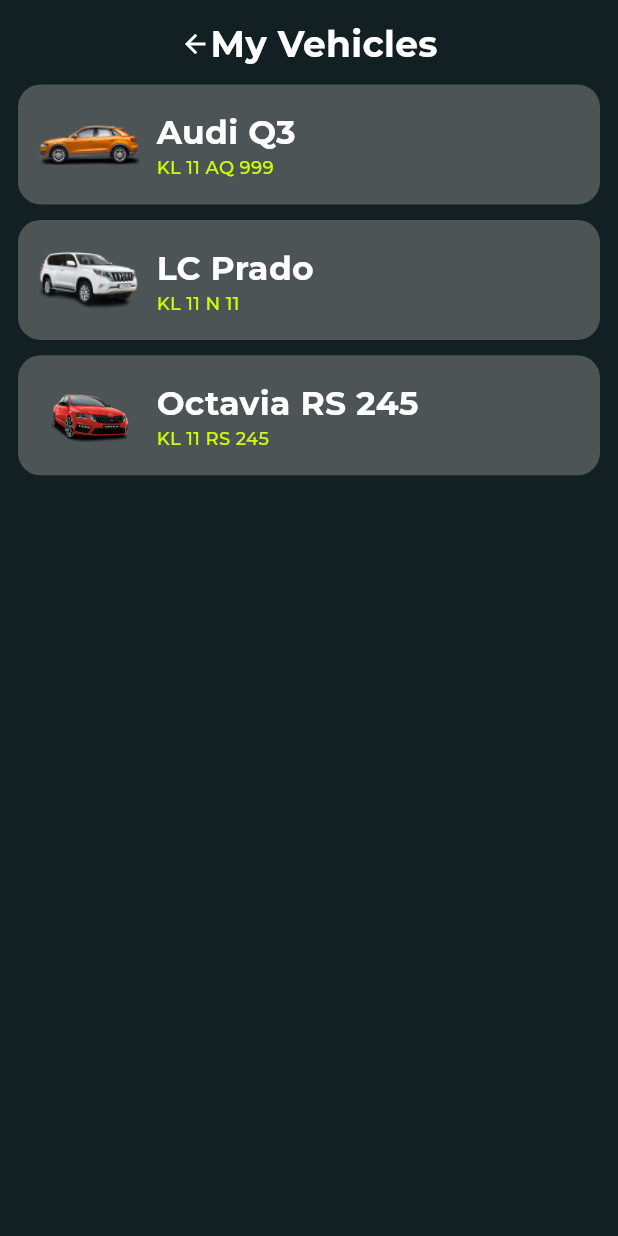
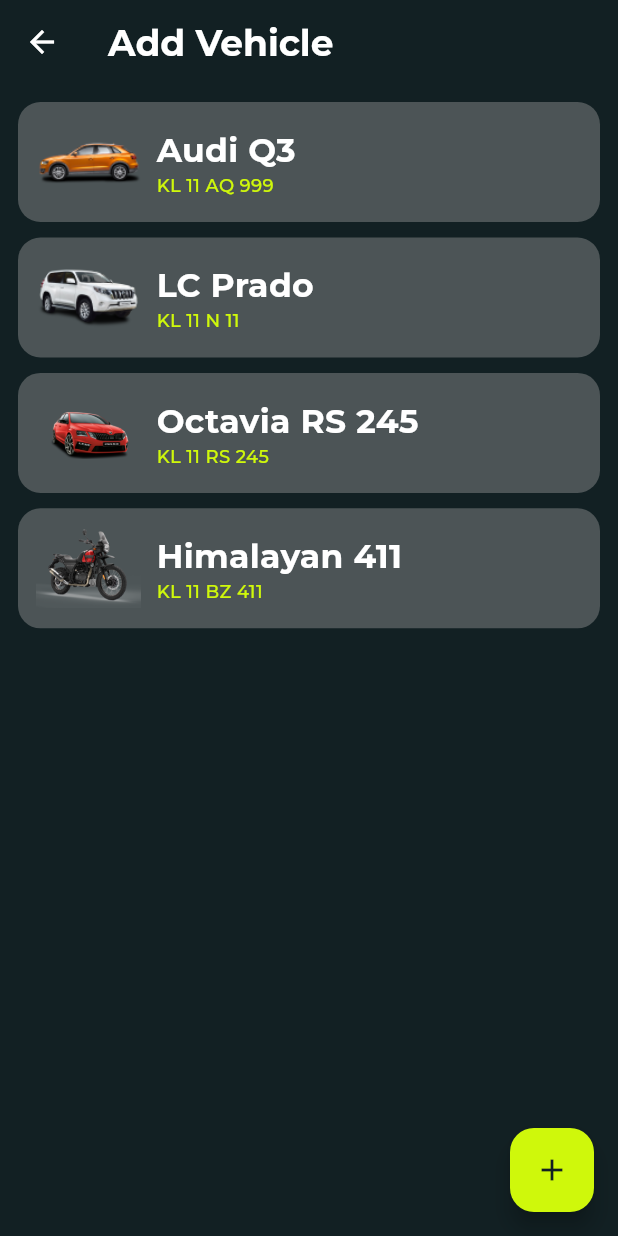
Before and after one commit to afradahsan/PARK-R, a Flutter app: the MyVehicles screen opened directly, on a phone screen of 412 x 824 dp. Run offline on Flutter 3.47's test engine with Material 3 defaults, Android fonts, the phone set to English and light mode, and no system bars; our stand-ins replace equatable, firebase_auth, firebase_core, flutter_bloc, google_fonts, shared_preferences; accounts and stored records are empty; network calls fail.

Commit message:
JWT done

```diff
--- a/lib/business_logic/signin/bloc/signin_bloc.dart
+++ b/lib/business_logic/signin/bloc/signin_bloc.dart
@@ -1,6 +1,7 @@
 import 'dart:async';
 
 import 'package:equatable/equatable.dart';
+import 'package:flutter/material.dart';
 import 'package:flutter_bloc/flutter_bloc.dart';
 import 'package:parkr/data/repositories/auth_repo.dart';
 
@@ -8,7 +9,9 @@
 part 'signin_state.dart';
 
 class SigninBloc extends Bloc<SigninEvent, SigninState> {
-  SigninBloc() : super(SigninInitial()) {
+  final BuildContext context;
+
+  SigninBloc(this.context) : super(SigninInitial()) {
     on<SigningInEvent>(signinevent);
   }
   FutureOr<void> signinevent(
@@ -16,7 +19,7 @@
     emit(SigninLoadingState());
 
     String response = await AuthRepo()
-        .signinUser(phone: event.phoneNo, password: event.password);
+        .signinUser(context, phone: event.phoneNo, password: event.password);
 
     if (response == 'success') {
       emit(SigninSuccessState());
--- /dev/null
+++ b/lib/data/providers/user_provider.dart
@@ -0,0 +1,23 @@
+import 'package:flutter/material.dart';
+import 'package:parkr/data/models/usermodel.dart';
+
+class UserProvider extends ChangeNotifier {
+  UserModel _user = UserModel(
+    id: '',
+    name: '',
+    email: '',
+    phone: '',
+    password: '',
+    type: '',
+    token: ''
+  );
+
+  UserModel get user => _user;
+
+  void setUser(String user) {
+    debugPrint('at setuser');
+    _user = UserModel.fromJson(user);
+    debugPrint('_user: $_user');
+    notifyListeners();
+  }
+}
--- a/lib/presentation/screens/navscreens.dart/bottomnav.dart
+++ b/lib/presentation/screens/navscreens.dart/bottomnav.dart
@@ -45,12 +45,12 @@
         width: screenWidth,
         decoration: BoxDecoration(
           shape: BoxShape.rectangle,
-          borderRadius: BorderRadius.only(
+          borderRadius: const BorderRadius.only(
             topLeft: Radius.circular(30),
             topRight: Radius.circular(30),
           ),
           color: darkbgColor, // Set the color to darkbgColor
-          boxShadow: [
+          boxShadow: const [
             BoxShadow(
               color: Color.fromARGB(100, 0, 0, 0),
               blurRadius: 2,
--- a/lib/presentation/screens/profile/myvehicles.dart
+++ b/lib/presentation/screens/profile/myvehicles.dart
@@ -1,5 +1,7 @@
 import 'package:flutter/material.dart';
+import 'package:parkr/presentation/screens/profile/addvehicle.dart';
 import 'package:parkr/presentation/screens/profile/widgets/vehiclecontainer.dart';
+import 'package:parkr/utils/colors.dart';
 import 'package:parkr/utils/constants.dart';
 
 class MyVehicles extends StatelessWidget {
@@ -8,30 +10,47 @@
   @override
   Widget build(BuildContext context) {
     return Scaffold(
+      appBar: AppBar(
+        leading: Icon(Icons.arrow_back, color: Colors.white,),
+        title: Text('Add Vehicle', style: TextStyle(color: Colors.white),),
+        backgroundColor: Colors.transparent,
+        elevation: 0,
+      ),
+      floatingActionButton: FloatingActionButton(
+          onPressed: () {
+            Navigator.of(context).push(MaterialPageRoute(builder: (context){
+              return AddVehicle();
+            }));
+          },
+          child: Icon(
+            Icons.add,
+            color: darkbgColor,
+          ),
+          backgroundColor: greenColor),
       body: SafeArea(
           child: Padding(
         padding: const EdgeInsets.all(12.0),
         child: Column(
           children: [
-            const Row(
-              mainAxisAlignment: MainAxisAlignment.center,
-              children: [
-                Icon(Icons.arrow_back, color: Colors.white, size: 20,),
-                Text(
-                  'My Vehicles',
-                  style: TextStyle(
-                      color: Colors.white,
-                      fontSize: 24,
-                      fontWeight: FontWeight.bold),
-                ),
-              ],
-            ),
+                        VehicleContainer(
+                image: 'assets/audi-q3.png',
+                modelName: 'Audi Q3',
+                regNo: 'KL 11 AQ 999'),
             sizedten(context),
-            VehicleContainer(image: 'assets/audi-q3.png', modelName: 'Audi Q3', regNo: 'KL 11 AQ 999'),
+            VehicleContainer(
+                image: 'assets/LC-prado.png',
+                modelName: 'LC Prado',
+                regNo: 'KL 11 N 11'),
             sizedten(context),
-            VehicleContainer(image: 'assets/LC-prado.png', modelName: 'LC Prado', regNo: 'KL 11 N 11'),
-            sizedten(context),
-            VehicleContainer(image: 'assets/vrs_rs245.png', modelName: 'Octavia RS 245', regNo: 'KL 11 RS 245'),
+            VehicleContainer(
+                image: 'assets/vrs_rs245.png',
+                modelName: 'Octavia RS 245',
+                regNo: 'KL 11 RS 245'),
+                sizedten(context),
+            VehicleContainer(
+                image: 'assets/himalayan_411.jpg',
+                modelName: 'Himalayan 411',
+                regNo: 'KL 11 BZ 411'),
           ],
         ),
       )),
--- a/lib/presentation/widgets/auth/snackbar.dart
+++ b/lib/presentation/widgets/auth/snackbar.dart
@@ -1,5 +1,6 @@
 import 'package:flutter/material.dart';
 
 void showSnackbar(BuildContext context, String text) {
-  ScaffoldMessenger.of(context).showSnackBar(SnackBar(content: Text(text)));
+  final scaffoldMessenger = ScaffoldMessenger.of(context);
+  scaffoldMessenger.showSnackBar(SnackBar(content: Text(text)));
 }
--- a/lib/utils/constants.dart
+++ b/lib/utils/constants.dart
@@ -1,6 +1,6 @@
 import 'package:flutter/material.dart';
 
-String uri = 'http://192.168.99.182:3000';
+String uri = 'http://192.168.181.182:3000';
 
 SizedBox sizedten(BuildContext ctx) {
   return SizedBox(height: (MediaQuery.of(ctx).size.height)/80,);
--- a/pubspec.yaml
+++ b/pubspec.yaml
@@ -41,6 +41,8 @@
   http:
   flutter_bloc:
   equatable:
+  shared_preferences: ^2.2.2
+  provider: ^6.1.2
 
 dev_dependencies:
   flutter_test:
```
Also changed, not shown: lib/data/repositories/auth_repo.dart (+57 -10 lines), lib/main.dart (+40 -12 lines), lib/presentation/screens/profile/addvehicle.dart (added, +73 -0 lines), assets/himalayan_411.jpg (added), lib/presentation/screens/admin/pages/adminlogin.dart (added), pubspec.lock, 4 other files.
